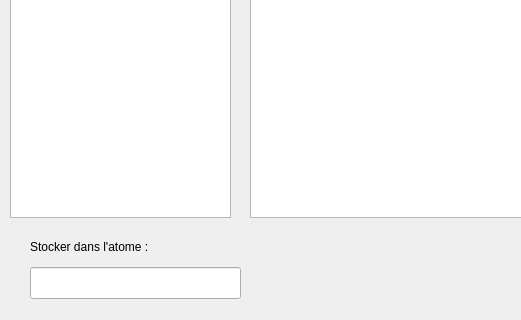
Before: the Qt Designer form CodeSource/GUI/progedit.ui in Clem225/LO21-Projet, drawn with Qt 5; both pictures show x 0 to 521 and y 113 to 433 of the 1033 by 433 pixel window.
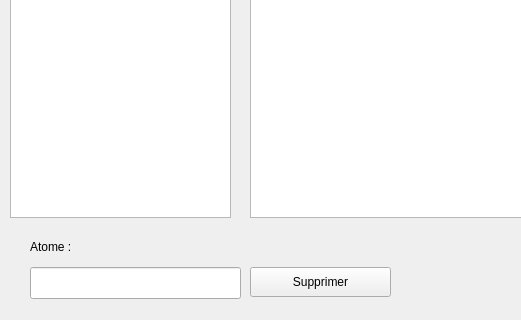
After: the same form once the commit is applied.

Commit message: Suppression dans les fenetres

Patch:
```diff
--- a/CodeSource/GUI/progedit.ui
+++ b/CodeSource/GUI/progedit.ui
@@ -59,7 +59,7 @@
     </rect>
    </property>
    <property name="text">
-    <string>Stocker dans l'atome :</string>
+    <string>Atome :</string>
    </property>
   </widget>
   <widget class="QLineEdit" name="nom">
@@ -95,6 +95,19 @@
     </rect>
    </property>
   </widget>
+  <widget class="QPushButton" name="supprimer">
+   <property name="geometry">
+    <rect>
+     <x>250</x>
+     <y>380</y>
+     <width>141</width>
+     <height>30</height>
+    </rect>
+   </property>
+   <property name="text">
+    <string>Supprimer</string>
+   </property>
+  </widget>
  </widget>
  <resources/>
  <connections>
```
The commit also changes 5 other files.
